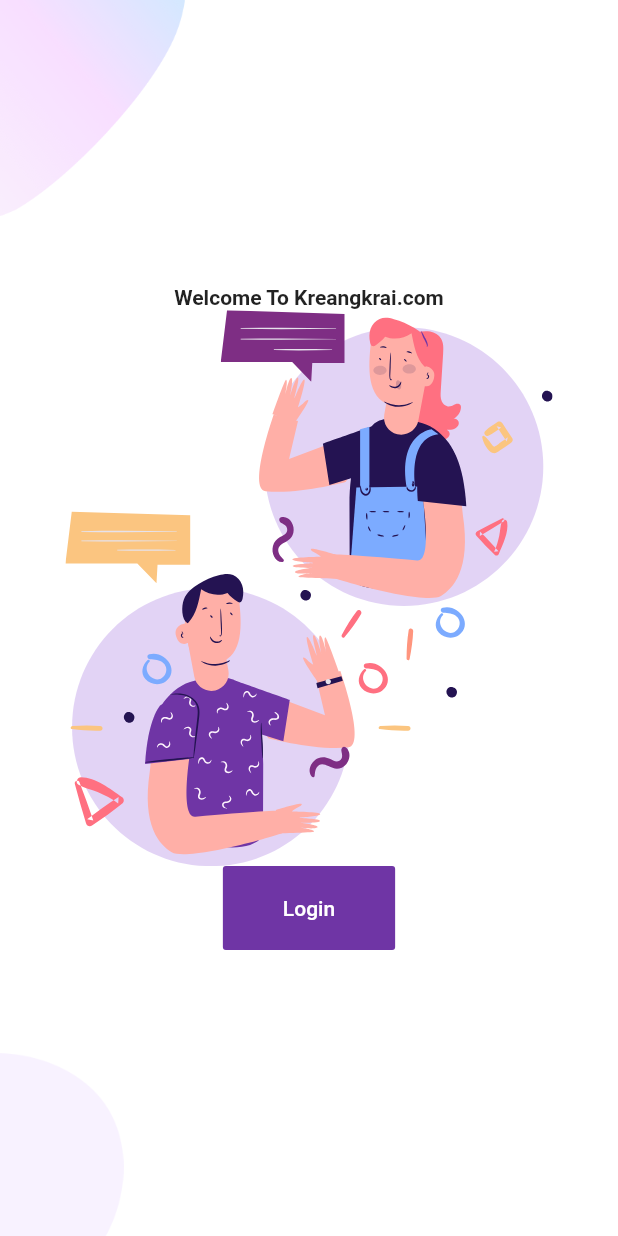
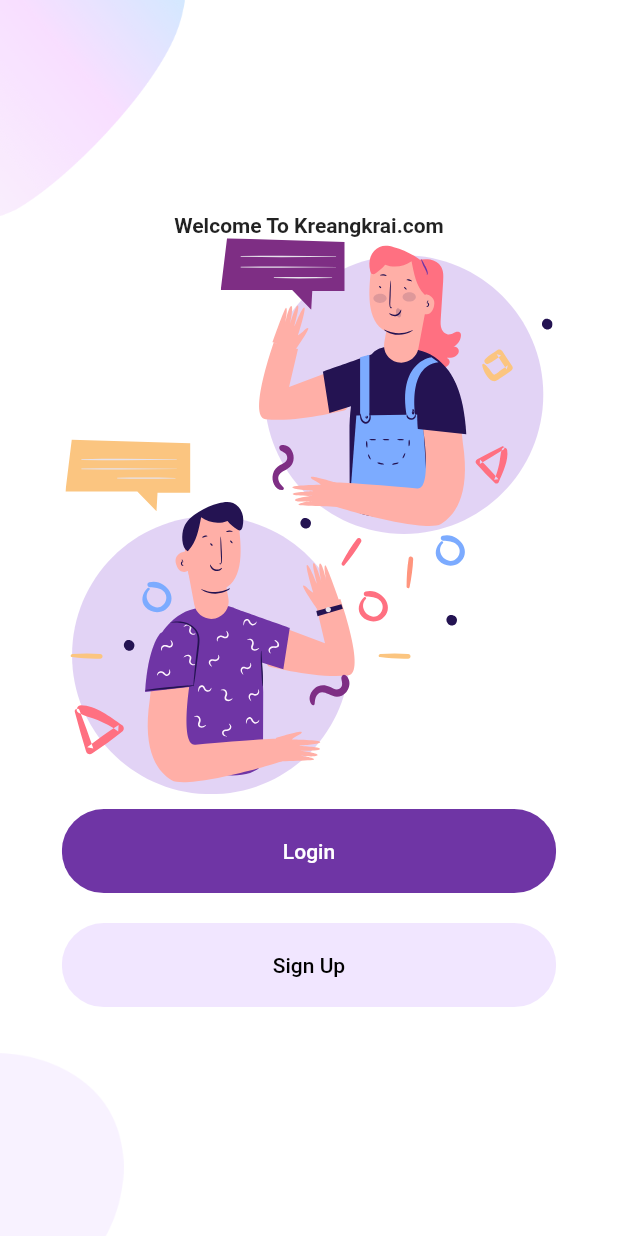
Before and after one commit to mynameiskreang/flutter_login, a Flutter app: the screen it shows after launch, on a phone screen of 412 x 824 dp. Run offline on Flutter 3.47's test engine with Material 2 defaults, Android fonts, the phone set to English and light mode, and no system bars; our stand-ins replace flutter_svg.

Commit message:
add rounded_button.dart

```diff
--- a/lib/components/body.dart
+++ b/lib/components/body.dart
@@ -1,5 +1,6 @@
 import 'package:flutter/material.dart';
 import 'package:flutter_login/components/background.dart';
+import 'package:flutter_login/components/rounded_button.dart';
 import 'package:flutter_login/constants.dart';
 import 'package:flutter_svg/flutter_svg.dart';
 
@@ -19,13 +20,16 @@ class Body extends StatelessWidget {
             'assets/icons/chat.svg',
             height: size.height * 0.45,
           ),
-          TextButton(
-              style: flatButtonStyle,
-              onPressed: () {},
-              child: Text(
-                'Login',
-                style: TextStyle(color: Colors.white),
-              ))
+          RoundedButton(
+            text: 'Login',
+            press: () {},
+          ),
+          RoundedButton(
+            text: 'Sign Up',
+            color: kPrimaryLightColor,
+            textColor: Colors.black,
+            press: () {},
+          ),
         ],
       ),
     );
--- /dev/null
+++ b/lib/components/rounded_button.dart
@@ -0,0 +1,39 @@
+import 'package:flutter/material.dart';
+import 'package:flutter_login/constants.dart';
+
+class RoundedButton extends StatelessWidget {
+  final String text;
+  final VoidCallback press;
+  final Color? color;
+  final Color? textColor;
+  const RoundedButton(
+      {required this.text,
+      required this.press,
+      this.color = kPrimaryColor,
+      this.textColor = Colors.white});
+
+  @override
+  Widget build(BuildContext context) {
+    Size size = MediaQuery.of(context).size;
+    return Container(
+      width: size.width * 0.8,
+      margin: EdgeInsets.symmetric(vertical: 10),
+      child: ClipRRect(
+        borderRadius: BorderRadius.circular(29),
+        child: TextButton(
+            style: TextButton.styleFrom(
+              backgroundColor: color,
+              padding: kPaddingSymmetric,
+              shape: const RoundedRectangleBorder(
+                borderRadius: BorderRadius.all(Radius.circular(2.0)),
+              ),
+            ),
+            onPressed: press,
+            child: Text(
+              text,
+              style: TextStyle(color: textColor),
+            )),
+      ),
+    );
+  }
+}
```
